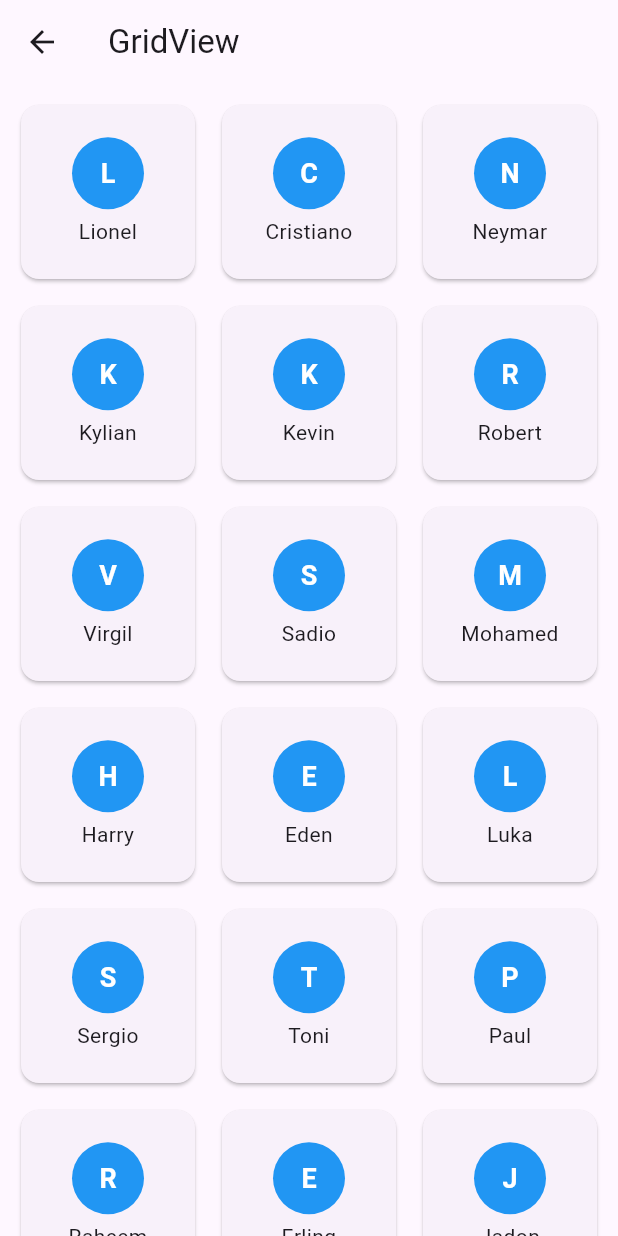
After one commit to nixuiui/flutter_batch_9, a Flutter app: the GridViewBuilderPage screen opened directly, on a phone screen of 412 x 824 dp. The commit adds this screen. Run offline on Flutter 3.47's test engine with Material 3 defaults, Android fonts, the phone set to English and light mode, and no system bars.

Commit message:
grid view

```diff
--- a/lib/main.dart
+++ b/lib/main.dart
@@ -1,5 +1,5 @@
 import 'package:flutter/material.dart';
-import 'package:flutter_batch_9/pages/day_4/listview_sparated_page.dart';
+import 'package:flutter_batch_9/pages/day_4/gridview_count_page.dart';
 
 void main() {
   runApp(const MyApp());
@@ -15,7 +15,7 @@ class MyApp extends StatelessWidget {
       theme: ThemeData(
         colorScheme: ColorScheme.fromSeed(seedColor: Colors.deepPurple),
       ),
-      home: ListViewSeparatedPage(),
+      home: GridCountPage(),
     );
   }
 }
--- /dev/null
+++ b/lib/pages/day_4/gridview_builder_page.dart
@@ -0,0 +1,116 @@
+import 'package:flutter/material.dart';
+
+class GridViewBuilderPage extends StatefulWidget {
+  const GridViewBuilderPage({super.key});
+
+  @override
+  State<GridViewBuilderPage> createState() => _GridViewBuilderPageState();
+}
+
+class _GridViewBuilderPageState extends State<GridViewBuilderPage> {
+
+  final footballPlayers = [
+    {'name': 'Lionel Messi', 'club': 'Inter Miami'},
+    {'name': 'Cristiano Ronaldo', 'club': 'Al Nassr'},
+    {'name': 'Neymar Jr.', 'club': 'Al Hilal'},
+    {'name': 'Kylian Mbappe', 'club': 'Paris Saint-Germain'},
+    {'name': 'Kevin De Bruyne', 'club': 'Manchester City'},
+    {'name': 'Robert Lewandowski', 'club': 'Barcelona'},
+    {'name': 'Virgil van Dijk', 'club': 'Liverpool'},
+    {'name': 'Sadio Mane', 'club': 'Al Nassr'},
+    {'name': 'Mohamed Salah', 'club': 'Liverpool'},
+    {'name': 'Harry Kane', 'club': 'Bayern Munich'},
+    {'name': 'Eden Hazard', 'club': 'Retired'},
+    {'name': 'Luka Modric', 'club': 'Real Madrid'},
+    {'name': 'Sergio Ramos', 'club': 'Sevilla'},
+    {'name': 'Toni Kroos', 'club': 'Real Madrid'},
+    {'name': 'Paul Pogba', 'club': 'Juventus'},
+    {'name': 'Raheem Sterling', 'club': 'Chelsea'},
+    {'name': 'Erling Haaland', 'club': 'Manchester City'},
+    {'name': 'Jadon Sancho', 'club': 'Manchester United'},
+    {'name': 'Bruno Fernandes', 'club': 'Manchester United'},
+    {'name': 'Son Heung-min', 'club': 'Tottenham Hotspur'},
+    {'name': 'Lionel Messi', 'club': 'Inter Miami'},
+    {'name': 'Cristiano Ronaldo', 'club': 'Al Nassr'},
+    {'name': 'Neymar Jr.', 'club': 'Al Hilal'},
+    {'name': 'Kylian Mbappe', 'club': 'Paris Saint-Germain'},
+    {'name': 'Kevin De Bruyne', 'club': 'Manchester City'},
+    {'name': 'Robert Lewandowski', 'club': 'Barcelona'},
+    {'name': 'Virgil van Dijk', 'club': 'Liverpool'},
+    {'name': 'Sadio Mane', 'club': 'Al Nassr'},
+    {'name': 'Mohamed Salah', 'club': 'Liverpool'},
+    {'name': 'Harry Kane', 'club': 'Bayern Munich'},
+    {'name': 'Eden Hazard', 'club': 'Retired'},
+    {'name': 'Luka Modric', 'club': 'Real Madrid'},
+    {'name': 'Sergio Ramos', 'club': 'Sevilla'},
+    {'name': 'Toni Kroos', 'club': 'Real Madrid'},
+    {'name': 'Paul Pogba', 'club': 'Juventus'},
+    {'name': 'Raheem Sterling', 'club': 'Chelsea'},
+    {'name': 'Erling Haaland', 'club': 'Manchester City'},
+    {'name': 'Jadon Sancho', 'club': 'Manchester United'},
+    {'name': 'Bruno Fernandes', 'club': 'Manchester United'},
+    {'name': 'Son Heung-min', 'club': 'Tottenham Hotspur'},
+    {'name': 'Lionel Messi', 'club': 'Inter Miami'},
+    {'name': 'Cristiano Ronaldo', 'club': 'Al Nassr'},
+    {'name': 'Neymar Jr.', 'club': 'Al Hilal'},
+    {'name': 'Kylian Mbappe', 'club': 'Paris Saint-Germain'},
+    {'name': 'Kevin De Bruyne', 'club': 'Manchester City'},
+    {'name': 'Robert Lewandowski', 'club': 'Barcelona'},
+    {'name': 'Virgil van Dijk', 'club': 'Liverpool'},
+    {'name': 'Sadio Mane', 'club': 'Al Nassr'},
+    {'name': 'Mohamed Salah', 'club': 'Liverpool'},
+    {'name': 'Harry Kane', 'club': 'Bayern Munich'},
+    {'name': 'Eden Hazard', 'club': 'Retired'},
+    {'name': 'Luka Modric', 'club': 'Real Madrid'},
+    {'name': 'Sergio Ramos', 'club': 'Sevilla'},
+    {'name': 'Toni Kroos', 'club': 'Real Madrid'},
+    {'name': 'Paul Pogba', 'club': 'Juventus'},
+    {'name': 'Raheem Sterling', 'club': 'Chelsea'},
+    {'name': 'Erling Haaland', 'club': 'Manchester City'},
+    {'name': 'Jadon Sancho', 'club': 'Manchester United'},
+    {'name': 'Bruno Fernandes', 'club': 'Manchester United'},
+    {'name': 'Son Heung-min', 'club': 'Tottenham Hotspur'},
+  ];
+
+  @override
+  Widget build(BuildContext context) {
+    return Scaffold(
+      appBar: AppBar(
+        title: const Text('GridView'),
+      ),
+      body: GridView.builder(
+        padding: const EdgeInsets.all(10),
+        gridDelegate: const SliverGridDelegateWithFixedCrossAxisCount(
+          crossAxisCount: 3,
+          crossAxisSpacing: 10,
+          mainAxisSpacing: 10,
+        ),
+        itemCount: footballPlayers.length,
+        itemBuilder: (context, index) {
+          final e = footballPlayers[index];
+          return Card(
+            child: Column(
+              mainAxisAlignment: MainAxisAlignment.center,
+              children: [
+                CircleAvatar(
+                  radius: 24,
+                  backgroundColor: Colors.blue,
+                  child: Text(
+                    e['name']?.substring(0, 1) ?? '',
+                    style: const TextStyle(
+                      color: Colors.white,
+                      fontSize: 18,
+                      fontWeight: FontWeight.bold,
+                    ),
+                  ),
+                ),
+                const SizedBox(height: 5),
+                Text(e['name']?.split(' ').first ?? '', textAlign: TextAlign.center),
+              ],
+            ),
+          );
+        }
+      )
+    );
+  }
+}
```
Also changed, not shown: lib/pages/day_4/gridview_count_page.dart (added, +63 -0 lines), lib/pages/day_4/gridview_page.dart (added, +65 -0 lines).
